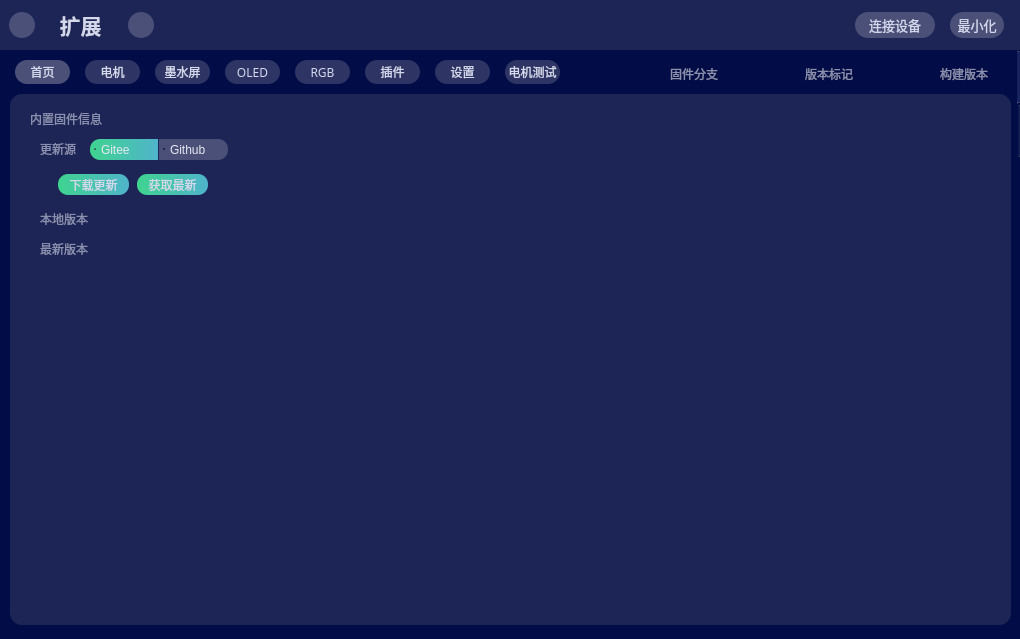
This is ui/mainwindow.ui in Huiyicc/hw75-tools as Qt 5 draws it before an edit. The edited form follows.
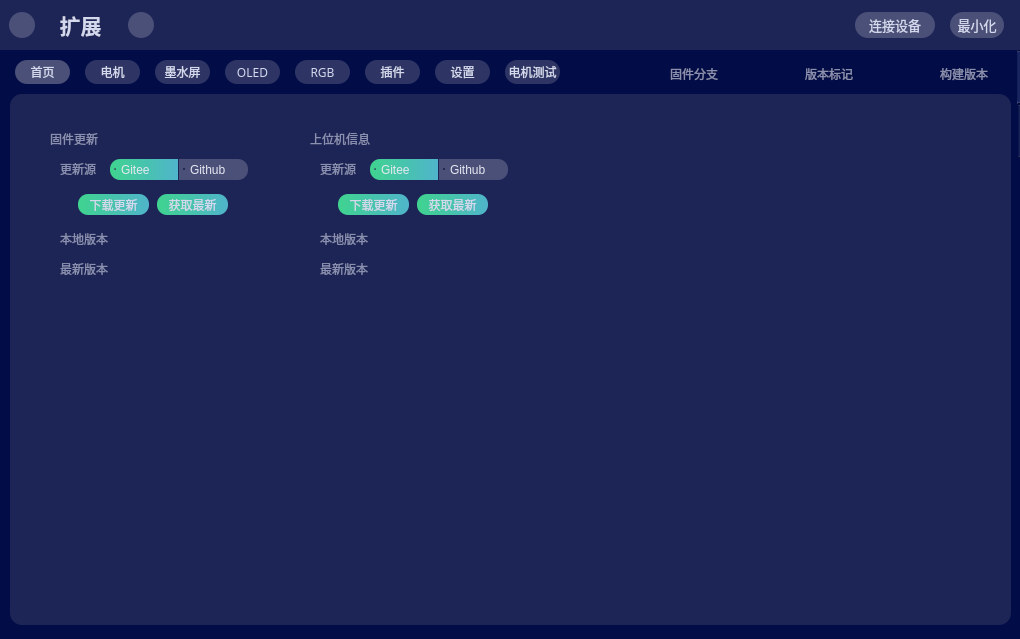
This is the edited form. The open tabs and pages were chosen to show the change. Icons and pictures are not drawn.

Patch:
```diff
--- a/ui/mainwindow.ui
+++ b/ui/mainwindow.ui
@@ -264,7 +264,7 @@
      </attribute>
      <widget class="QTabWidget" name="ctrl_tabWidget">
       <property name="enabled">
-       <bool>true</bool>
+       <bool>false</bool>
       </property>
       <property name="geometry">
        <rect>
@@ -357,8 +357,8 @@
         <widget class="QGroupBox" name="ctrl_setting_sleep_time_groupBox_2">
          <property name="geometry">
           <rect>
-           <x>0</x>
-           <y>10</y>
+           <x>20</x>
+           <y>30</y>
            <width>241</width>
            <height>161</height>
           </rect>
@@ -374,7 +374,7 @@
 }</string>
          </property>
          <property name="title">
-          <string>内置固件信息</string>
+          <string>固件更新</string>
          </property>
          <widget class="QLabel" name="ctrl_knob_label_feedback_3">
           <property name="geometry">
@@ -703,6 +703,355 @@
           </widget>
          </widget>
         </widget>
+        <widget class="QGroupBox" name="ctrl_setting_sleep_time_groupBox_5">
+         <property name="geometry">
+          <rect>
+           <x>280</x>
+           <y>30</y>
+           <width>241</width>
+           <height>161</height>
+          </rect>
+         </property>
+         <property name="styleSheet">
+          <string notr="true">QGroupBox {
+    border: none; /* 移除边框 */
+	color:rgb(138, 144, 176);
+}
+QGroupBox::title {
+	margin-top: 8px;
+	margin-left: 18px;
+}</string>
+         </property>
+         <property name="title">
+          <string>上位机信息</string>
+         </property>
+         <widget class="QLabel" name="ctrl_knob_label_feedback_8">
+          <property name="geometry">
+           <rect>
+            <x>532</x>
+            <y>26</y>
+            <width>31</width>
+            <height>31</height>
+           </rect>
+          </property>
+          <property name="font">
+           <font>
+            <family>黑体</family>
+            <pointsize>10</pointsize>
+           </font>
+          </property>
+          <property name="styleSheet">
+           <string notr="true">background:rgb(29, 37, 86);
+color:rgb(138, 144, 176);</string>
+          </property>
+          <property name="text">
+           <string/>
+          </property>
+          <property name="alignment">
+           <set>Qt::AlignCenter</set>
+          </property>
+         </widget>
+         <widget class="QPushButton" name="ctrl_home_button_check_ctrl_update_2">
+          <property name="geometry">
+           <rect>
+            <x>127</x>
+            <y>70</y>
+            <width>71</width>
+            <height>21</height>
+           </rect>
+          </property>
+          <property name="styleSheet">
+           <string notr="true">
+QPushButton{
+background:qlineargradient(x1:0, y1:1, x2:1, y2:1, stop:0 #3fd38f, stop:1 #50b4cb);
+color: rgb(211, 216, 237);
+border-radius: 10px;
+border: none;
+}
+QPushButton:focus {
+    outline: none;
+}</string>
+          </property>
+          <property name="text">
+           <string>获取最新</string>
+          </property>
+         </widget>
+         <widget class="QGroupBox" name="ctrl_setting_sleep_time_groupBox_6">
+          <property name="geometry">
+           <rect>
+            <x>30</x>
+            <y>30</y>
+            <width>211</width>
+            <height>31</height>
+           </rect>
+          </property>
+          <property name="styleSheet">
+           <string notr="true">QGroupBox {
+    border: none; /* 移除边框 */
+	color:rgb(138, 144, 176);
+}
+QGroupBox::title {
+	margin-top: 8px;
+	margin-left: 18px;
+}</string>
+          </property>
+          <property name="title">
+           <string/>
+          </property>
+          <widget class="QLabel" name="ctrl_knob_label_feedback_9">
+           <property name="geometry">
+            <rect>
+             <x>532</x>
+             <y>26</y>
+             <width>31</width>
+             <height>31</height>
+            </rect>
+           </property>
+           <property name="font">
+            <font>
+             <family>黑体</family>
+             <pointsize>10</pointsize>
+            </font>
+           </property>
+           <property name="styleSheet">
+            <string notr="true">background:rgb(29, 37, 86);
+color:rgb(138, 144, 176);</string>
+           </property>
+           <property name="text">
+            <string/>
+           </property>
+           <property name="alignment">
+            <set>Qt::AlignCenter</set>
+           </property>
+          </widget>
+          <widget class="QLabel" name="label_17">
+           <property name="geometry">
+            <rect>
+             <x>0</x>
+             <y>0</y>
+             <width>41</width>
+             <height>29</height>
+            </rect>
+           </property>
+           <property name="styleSheet">
+            <string notr="true">color:rgb(138, 144, 176);
+background:rgb(29, 37, 86);</string>
+           </property>
+           <property name="text">
+            <string>更新源</string>
+           </property>
+          </widget>
+          <widget class="QRadioButton" name="ctrl_home_update_mode_switch_github_2">
+           <property name="geometry">
+            <rect>
+             <x>119</x>
+             <y>5</y>
+             <width>69</width>
+             <height>21</height>
+            </rect>
+           </property>
+           <property name="styleSheet">
+            <string notr="true">QRadioButton {
+color: rgb(230, 232, 240);
+border-top-right-radius: 10px;
+border-bottom-right-radius: 10px;
+padding-left: 5px;
+}
+QRadioButton::unchecked {
+background-color: rgba(75, 80, 121,1);
+}
+QRadioButton::checked {
+background:qlineargradient(x1:0, y1:1, x2:1, y2:1, stop:0 #3fd38f, stop:1 #50b4cb);
+border: none;
+}
+QRadioButton::indicator {
+width: 0px;
+height: 0px;
+}</string>
+           </property>
+           <property name="text">
+            <string>Github</string>
+           </property>
+          </widget>
+          <widget class="QRadioButton" name="ctrl_home_update_mode_switch_gitee_2">
+           <property name="geometry">
+            <rect>
+             <x>50</x>
+             <y>5</y>
+             <width>68</width>
+             <height>21</height>
+            </rect>
+           </property>
+           <property name="styleSheet">
+            <string notr="true">QRadioButton {
+color: rgb(230, 232, 240);
+border-top-left-radius: 10px;
+border-bottom-left-radius: 10px;
+padding-left: 5px;
+}
+QRadioButton::unchecked {
+background-color: rgba(75, 80, 121,1);
+}
+QRadioButton::checked {
+background:qlineargradient(x1:0, y1:1, x2:1, y2:1, stop:0 #3fd38f, stop:1 #50b4cb);
+border: none;
+}
+QRadioButton::indicator {
+width: 0px;
+height: 0px;
+}</string>
+           </property>
+           <property name="text">
+            <string>Gitee</string>
+           </property>
+           <property name="checked">
+            <bool>true</bool>
+           </property>
+          </widget>
+         </widget>
+         <widget class="QPushButton" name="ctrl_home_button_check_ctrl_get_update_2">
+          <property name="geometry">
+           <rect>
+            <x>48</x>
+            <y>70</y>
+            <width>71</width>
+            <height>21</height>
+           </rect>
+          </property>
+          <property name="styleSheet">
+           <string notr="true">
+QPushButton{
+background:qlineargradient(x1:0, y1:1, x2:1, y2:1, stop:0 #3fd38f, stop:1 #50b4cb);
+color: rgb(211, 216, 237);
+border-radius: 10px;
+border: none;
+}
+QPushButton:focus {
+    outline: none;
+}</string>
+          </property>
+          <property name="text">
+           <string>下载更新</string>
+          </property>
+         </widget>
+         <widget class="QGroupBox" name="ctrl_setting_sleep_time_groupBox_7">
+          <property name="geometry">
+           <rect>
+            <x>30</x>
+            <y>100</y>
+            <width>191</width>
+            <height>61</height>
+           </rect>
+          </property>
+          <property name="styleSheet">
+           <string notr="true">QGroupBox {
+    border: none; /* 移除边框 */
+	color:rgb(138, 144, 176);
+}
+QGroupBox::title {
+	margin-top: 8px;
+	margin-left: 18px;
+}</string>
+          </property>
+          <property name="title">
+           <string/>
+          </property>
+          <widget class="QLabel" name="ctrl_knob_label_feedback_10">
+           <property name="geometry">
+            <rect>
+             <x>532</x>
+             <y>26</y>
+             <width>31</width>
+             <height>31</height>
+            </rect>
+           </property>
+           <property name="font">
+            <font>
+             <family>黑体</family>
+             <pointsize>10</pointsize>
+            </font>
+           </property>
+           <property name="styleSheet">
+            <string notr="true">background:rgb(29, 37, 86);
+color:rgb(138, 144, 176);</string>
+           </property>
+           <property name="text">
+            <string/>
+           </property>
+           <property name="alignment">
+            <set>Qt::AlignCenter</set>
+           </property>
+          </widget>
+          <widget class="QLabel" name="label_19">
+           <property name="geometry">
+            <rect>
+             <x>0</x>
+             <y>0</y>
+             <width>61</width>
+             <height>29</height>
+            </rect>
+           </property>
+           <property name="styleSheet">
+            <string notr="true">color:rgb(138, 144, 176);
+background:rgb(29, 37, 86);</string>
+           </property>
+           <property name="text">
+            <string>本地版本</string>
+           </property>
+          </widget>
+          <widget class="QLabel" name="ctrl_home_version_have_label_local_2">
+           <property name="geometry">
+            <rect>
+             <x>60</x>
+             <y>0</y>
+             <width>131</width>
+             <height>29</height>
+            </rect>
+           </property>
+           <property name="styleSheet">
+            <string notr="true">color:rgb(138, 144, 176);
+background:rgb(29, 37, 86);</string>
+           </property>
+           <property name="text">
+            <string/>
+           </property>
+          </widget>
+          <widget class="QLabel" name="label_20">
+           <property name="geometry">
+            <rect>
+             <x>0</x>
+             <y>30</y>
+             <width>61</width>
+             <height>29</height>
+            </rect>
+           </property>
+           <property name="styleSheet">
+            <string notr="true">color:rgb(138, 144, 176);
+background:rgb(29, 37, 86);</string>
+           </property>
+           <property name="text">
+            <string>最新版本</string>
+           </property>
+          </widget>
+          <widget class="QLabel" name="ctrl_home_version_have_label_new_2">
+           <property name="geometry">
+            <rect>
+             <x>60</x>
+             <y>30</y>
+             <width>131</width>
+             <height>29</height>
+            </rect>
+           </property>
+           <property name="styleSheet">
+            <string notr="true">color:rgb(138, 144, 176);
+background:rgb(29, 37, 86);</string>
+           </property>
+           <property name="text">
+            <string/>
+           </property>
+          </widget>
+         </widget>
+        </widget>
        </widget>
       </widget>
       <widget class="QWidget" name="ctrl_tab_knob">
```
Left out of the diff: 38 changed lines with no effect on the pictures.
